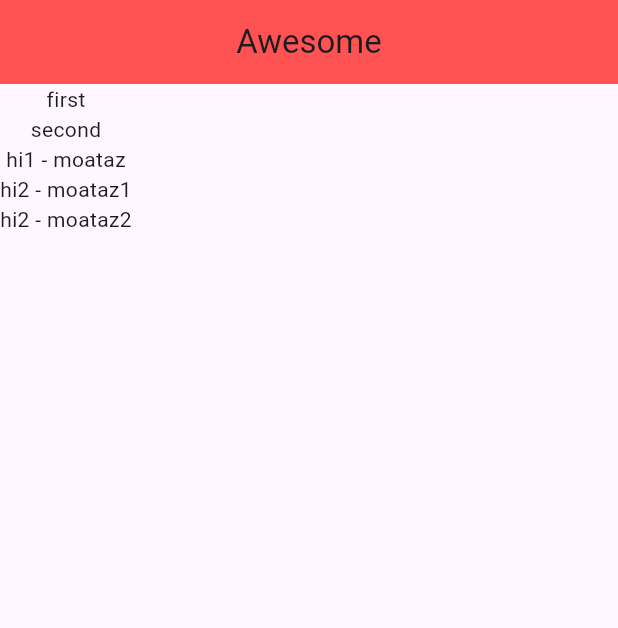
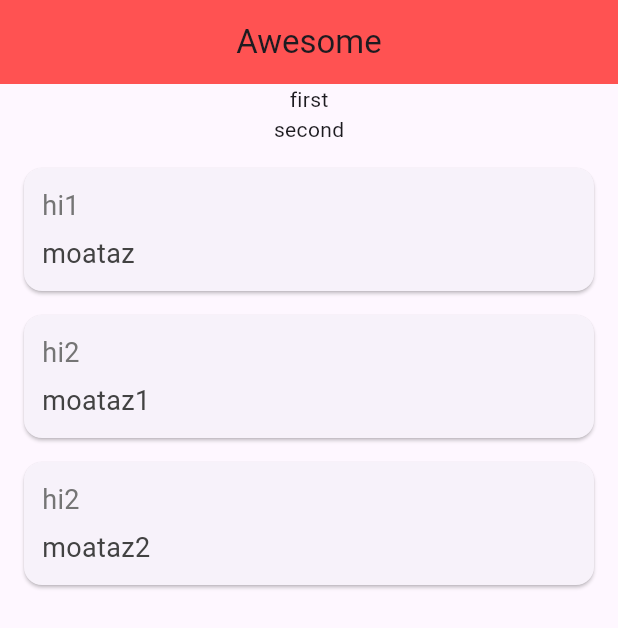
Before and after one commit to mhd-aldawood/flutter-samples, a Flutter app: the screen it shows after launch, on a phone screen of 412 x 824 dp. Shown: the top 628 px of the screen. Run offline on Flutter 3.47's test engine with Material 3 defaults, Android fonts, the phone set to English and light mode, and no system bars.

Commit message:
uploading card

```diff
--- /dev/null
+++ b/lib/QouteCard.dart
@@ -0,0 +1,37 @@
+import 'package:flutter/cupertino.dart';
+import 'package:flutter/material.dart';
+
+import 'Quote.dart';
+
+class QuoteCard extends StatelessWidget {
+  QuoteCard({
+    required this.quote,
+  });
+
+  final Quote quote;
+
+  @override
+  Widget build(BuildContext context) {
+    return Card(
+      margin: EdgeInsets.fromLTRB(16, 16, 16, 0),
+      child: Padding(
+        padding: const EdgeInsets.all(12.0),
+        child: Column(
+          crossAxisAlignment: CrossAxisAlignment.stretch,
+          mainAxisAlignment: MainAxisAlignment.center,
+          children: <Widget>[
+            Text(
+              "${quote.text}",
+              style: TextStyle(fontSize: 18, color: Colors.grey[600]),
+            ),
+            SizedBox(height: 6),
+            Text(
+              "${quote.author}",
+              style: TextStyle(fontSize: 18, color: Colors.grey[800]),
+            ),
+          ],
+        ),
+      ),
+    );
+  }
+}
--- a/lib/Quote.dart
+++ b/lib/Quote.dart
@@ -1,5 +1,5 @@
-class Qoute{
+class Quote{
   String? text;
   String? author;
-  Qoute({this.author,this.text});
+  Quote({this.author,this.text});
 }
--- a/lib/main.dart
+++ b/lib/main.dart
@@ -1,5 +1,7 @@
 import 'package:flutter/material.dart';
 import 'package:ninja_id/Quote.dart';
+
+import 'QouteCard.dart';
 
 void main() {
   runApp(MaterialApp(home: QuotList()));
@@ -14,10 +16,10 @@ class QuotList extends StatefulWidget {
 
 class _QuotListState extends State<QuotList> {
   List<String> quotes = ["first", "second"];
-  List<Qoute> list = [
-    Qoute(author: "moataz", text: "hi1"),
-    Qoute(author: "moataz1", text: "hi2"),
-    Qoute(author: "moataz2", text: "hi2"),
+  List<Quote> list = [
+    Quote(author: "moataz", text: "hi1"),
+    Quote(author: "moataz1", text: "hi2"),
+    Quote(author: "moataz2", text: "hi2"),
   ];
 
   @override
@@ -28,9 +30,12 @@ class _QuotListState extends State<QuotList> {
         backgroundColor: Colors.redAccent,
         centerTitle: true,
       ),
-      body: Column(children: [
-        ...quotes.map((q) => Text(q)).toList(),
-        ...list.map((item)=>Text("${item.text} - ${item.author}")).toList()],),
+      body: Column(
+        children: [
+          ...quotes.map((q) => Text(q)).toList(),
+          ...list.map((item) => QuoteCard(quote: item)).toList(),
+        ],
+      ),
     );
   }
 }
```
